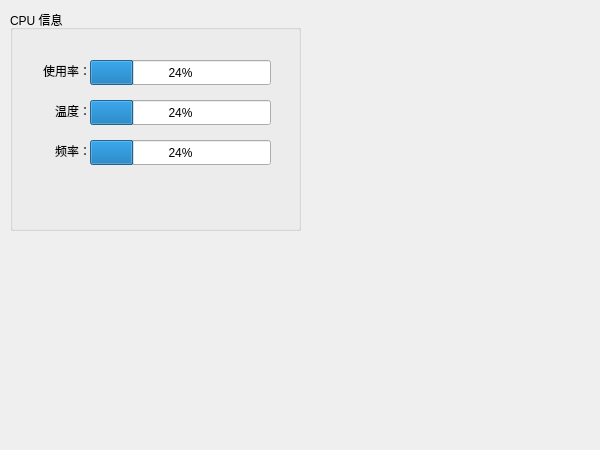
chenghaopeng/Cputroller, file mainwindow.ui: the form before one commit.
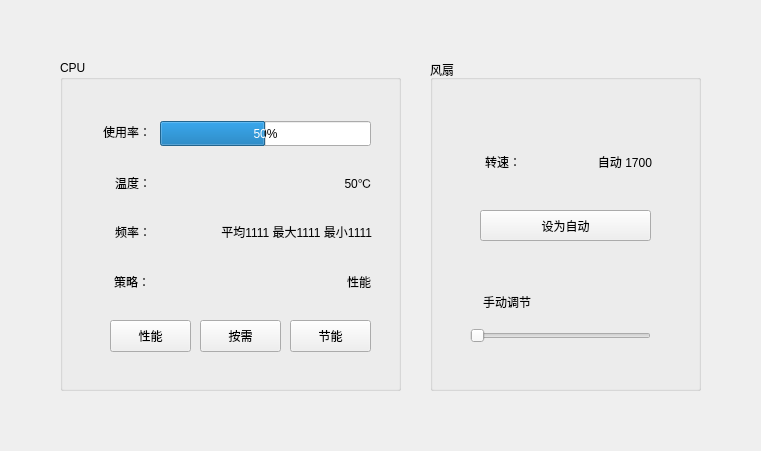
The form after the commit.

Commit message: 😁 完成界面并美化

Patch:
```diff
--- a/mainwindow.ui
+++ b/mainwindow.ui
@@ -6,20 +6,20 @@
    <rect>
     <x>0</x>
     <y>0</y>
-    <width>600</width>
-    <height>450</height>
+    <width>761</width>
+    <height>451</height>
    </rect>
   </property>
   <property name="minimumSize">
    <size>
-    <width>600</width>
-    <height>450</height>
+    <width>761</width>
+    <height>451</height>
    </size>
   </property>
   <property name="maximumSize">
    <size>
-    <width>600</width>
-    <height>450</height>
+    <width>761</width>
+    <height>451</height>
    </size>
   </property>
   <property name="windowTitle">
@@ -35,20 +35,20 @@
    <widget class="QGroupBox" name="groupBox">
     <property name="geometry">
      <rect>
-      <x>10</x>
-      <y>10</y>
-      <width>291</width>
-      <height>221</height>
+      <x>60</x>
+      <y>60</y>
+      <width>341</width>
+      <height>331</height>
      </rect>
     </property>
     <property name="title">
-     <string>CPU 信息</string>
+     <string>CPU</string>
     </property>
     <widget class="QLabel" name="label">
      <property name="geometry">
       <rect>
-       <x>20</x>
-       <y>49</y>
+       <x>30</x>
+       <y>60</y>
        <width>61</width>
        <height>23</height>
       </rect>
@@ -63,21 +63,21 @@
     <widget class="QProgressBar" name="progressBar">
      <property name="geometry">
       <rect>
-       <x>80</x>
-       <y>50</y>
-       <width>181</width>
+       <x>100</x>
+       <y>61</y>
+       <width>211</width>
        <height>25</height>
       </rect>
      </property>
      <property name="value">
-      <number>24</number>
+      <number>50</number>
      </property>
     </widget>
     <widget class="QLabel" name="label_2">
      <property name="geometry">
       <rect>
-       <x>20</x>
-       <y>89</y>
+       <x>30</x>
+       <y>111</y>
        <width>61</width>
        <height>23</height>
       </rect>
@@ -89,24 +89,11 @@
       <set>Qt::AlignRight|Qt::AlignTrailing|Qt::AlignVCenter</set>
      </property>
     </widget>
-    <widget class="QProgressBar" name="progressBar_2">
-     <property name="geometry">
-      <rect>
-       <x>80</x>
-       <y>90</y>
-       <width>181</width>
-       <height>25</height>
-      </rect>
-     </property>
-     <property name="value">
-      <number>24</number>
-     </property>
-    </widget>
     <widget class="QLabel" name="label_3">
      <property name="geometry">
       <rect>
-       <x>20</x>
-       <y>129</y>
+       <x>30</x>
+       <y>160</y>
        <width>61</width>
        <height>23</height>
       </rect>
@@ -118,17 +105,224 @@
       <set>Qt::AlignRight|Qt::AlignTrailing|Qt::AlignVCenter</set>
      </property>
     </widget>
-    <widget class="QProgressBar" name="progressBar_3">
+    <widget class="QLabel" name="label_4">
      <property name="geometry">
       <rect>
-       <x>80</x>
-       <y>130</y>
+       <x>101</x>
+       <y>111</y>
+       <width>211</width>
+       <height>23</height>
+      </rect>
+     </property>
+     <property name="text">
+      <string>50℃</string>
+     </property>
+     <property name="alignment">
+      <set>Qt::AlignRight|Qt::AlignTrailing|Qt::AlignVCenter</set>
+     </property>
+    </widget>
+    <widget class="QLabel" name="label_5">
+     <property name="geometry">
+      <rect>
+       <x>101</x>
+       <y>160</y>
+       <width>211</width>
+       <height>23</height>
+      </rect>
+     </property>
+     <property name="text">
+      <string>平均1111 最大1111 最小1111</string>
+     </property>
+     <property name="alignment">
+      <set>Qt::AlignRight|Qt::AlignTrailing|Qt::AlignVCenter</set>
+     </property>
+    </widget>
+    <widget class="QLabel" name="label_6">
+     <property name="geometry">
+      <rect>
+       <x>100</x>
+       <y>210</y>
+       <width>211</width>
+       <height>23</height>
+      </rect>
+     </property>
+     <property name="text">
+      <string>性能</string>
+     </property>
+     <property name="alignment">
+      <set>Qt::AlignRight|Qt::AlignTrailing|Qt::AlignVCenter</set>
+     </property>
+    </widget>
+    <widget class="QLabel" name="label_7">
+     <property name="geometry">
+      <rect>
+       <x>19</x>
+       <y>210</y>
+       <width>71</width>
+       <height>23</height>
+      </rect>
+     </property>
+     <property name="accessibleName">
+      <string>itemname</string>
+     </property>
+     <property name="text">
+      <string>策略：</string>
+     </property>
+     <property name="alignment">
+      <set>Qt::AlignRight|Qt::AlignTrailing|Qt::AlignVCenter</set>
+     </property>
+    </widget>
+    <widget class="QPushButton" name="pushButton">
+     <property name="geometry">
+      <rect>
+       <x>50</x>
+       <y>260</y>
+       <width>81</width>
+       <height>32</height>
+      </rect>
+     </property>
+     <property name="cursor">
+      <cursorShape>PointingHandCursor</cursorShape>
+     </property>
+     <property name="text">
+      <string>性能</string>
+     </property>
+    </widget>
+    <widget class="QPushButton" name="pushButton_2">
+     <property name="geometry">
+      <rect>
+       <x>140</x>
+       <y>260</y>
+       <width>81</width>
+       <height>32</height>
+      </rect>
+     </property>
+     <property name="cursor">
+      <cursorShape>PointingHandCursor</cursorShape>
+     </property>
+     <property name="text">
+      <string>按需</string>
+     </property>
+    </widget>
+    <widget class="QPushButton" name="pushButton_3">
+     <property name="geometry">
+      <rect>
+       <x>230</x>
+       <y>260</y>
+       <width>81</width>
+       <height>32</height>
+      </rect>
+     </property>
+     <property name="cursor">
+      <cursorShape>PointingHandCursor</cursorShape>
+     </property>
+     <property name="text">
+      <string>节能</string>
+     </property>
+    </widget>
+   </widget>
+   <widget class="QGroupBox" name="groupBox_2">
+    <property name="geometry">
+     <rect>
+      <x>430</x>
+      <y>60</y>
+      <width>271</width>
+      <height>331</height>
+     </rect>
+    </property>
+    <property name="title">
+     <string>风扇</string>
+    </property>
+    <widget class="QLabel" name="label_9">
+     <property name="geometry">
+      <rect>
+       <x>30</x>
+       <y>90</y>
+       <width>61</width>
+       <height>23</height>
+      </rect>
+     </property>
+     <property name="accessibleName">
+      <string>itemname</string>
+     </property>
+     <property name="text">
+      <string>转速：</string>
+     </property>
+     <property name="alignment">
+      <set>Qt::AlignRight|Qt::AlignTrailing|Qt::AlignVCenter</set>
+     </property>
+    </widget>
+    <widget class="QLabel" name="label_11">
+     <property name="geometry">
+      <rect>
+       <x>101</x>
+       <y>90</y>
+       <width>121</width>
+       <height>23</height>
+      </rect>
+     </property>
+     <property name="text">
+      <string>自动 1700</string>
+     </property>
+     <property name="alignment">
+      <set>Qt::AlignRight|Qt::AlignTrailing|Qt::AlignVCenter</set>
+     </property>
+    </widget>
+    <widget class="QPushButton" name="pushButton_4">
+     <property name="geometry">
+      <rect>
+       <x>50</x>
+       <y>150</y>
+       <width>171</width>
+       <height>31</height>
+      </rect>
+     </property>
+     <property name="cursor">
+      <cursorShape>PointingHandCursor</cursorShape>
+     </property>
+     <property name="text">
+      <string>设为自动</string>
+     </property>
+    </widget>
+    <widget class="QSlider" name="horizontalSlider">
+     <property name="geometry">
+      <rect>
+       <x>40</x>
+       <y>260</y>
        <width>181</width>
-       <height>25</height>
+       <height>31</height>
       </rect>
      </property>
-     <property name="value">
-      <number>24</number>
+     <property name="cursor">
+      <cursorShape>PointingHandCursor</cursorShape>
+     </property>
+     <property name="minimum">
+      <number>0</number>
+     </property>
+     <property name="maximum">
+      <number>255</number>
+     </property>
+     <property name="orientation">
+      <enum>Qt::Horizontal</enum>
+     </property>
+    </widget>
+    <widget class="QLabel" name="label_10">
+     <property name="geometry">
+      <rect>
+       <x>40</x>
+       <y>230</y>
+       <width>61</width>
+       <height>23</height>
+      </rect>
+     </property>
+     <property name="accessibleName">
+      <string>itemname</string>
+     </property>
+     <property name="text">
+      <string>手动调节</string>
+     </property>
+     <property name="alignment">
+      <set>Qt::AlignRight|Qt::AlignTrailing|Qt::AlignVCenter</set>
      </property>
     </widget>
    </widget>
```
Left out of the diff: 9 changed lines with no effect on the pictures. The commit also changes 2 other files.
